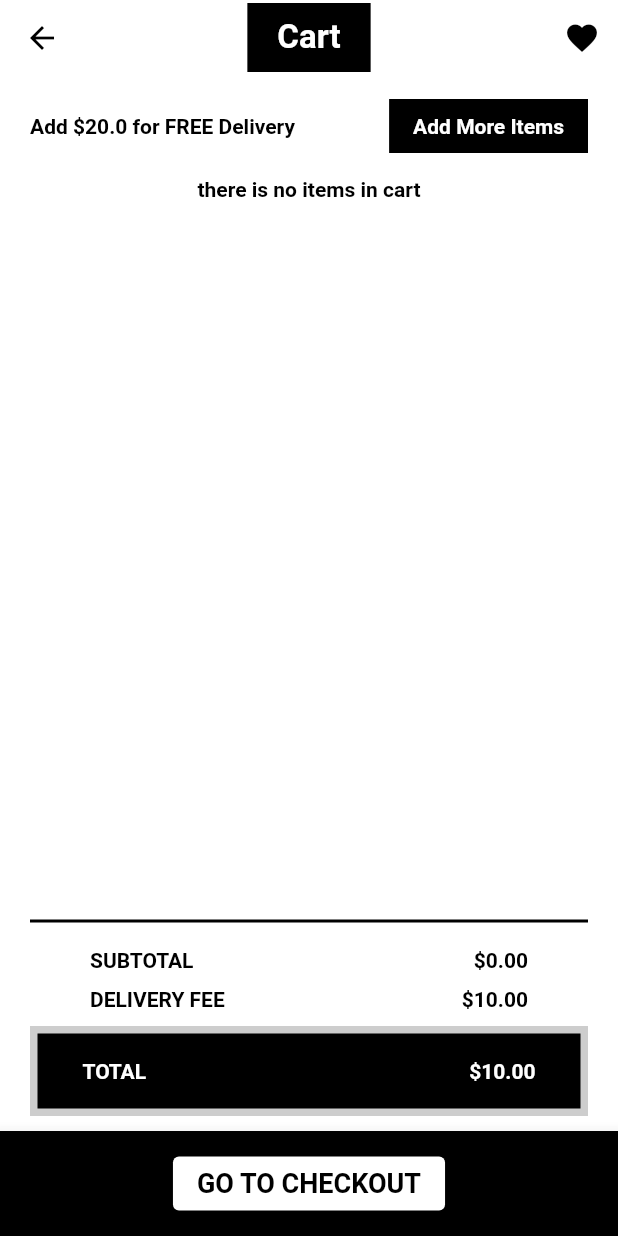
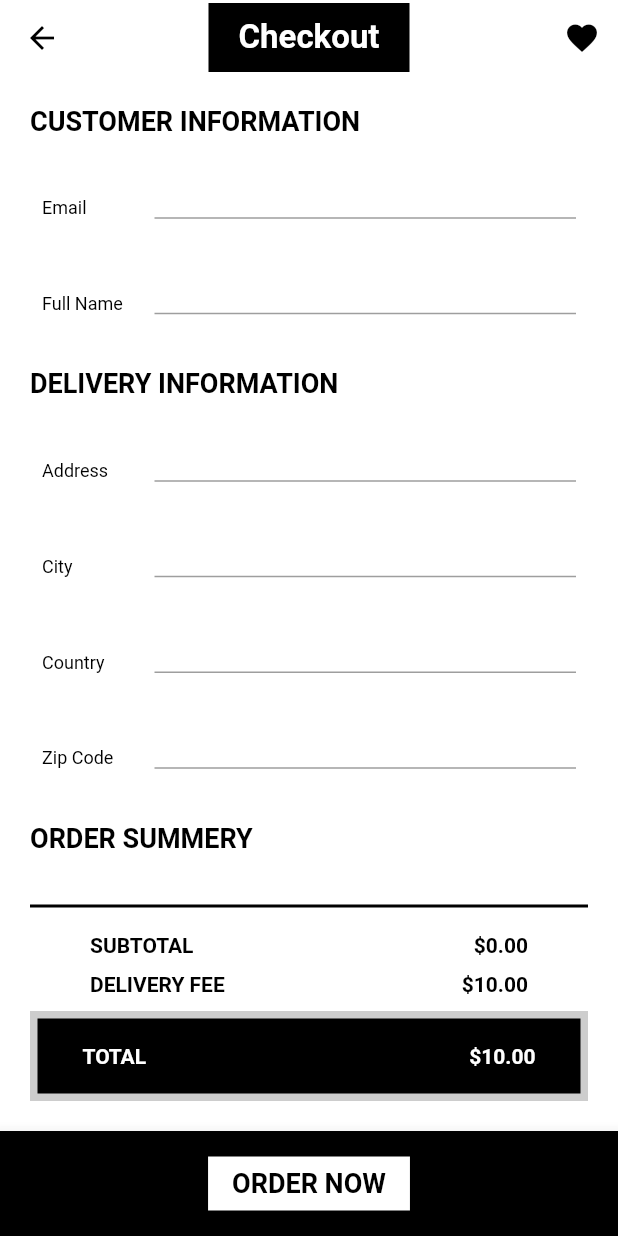
Before and after one commit to ahmed-hady-dev/e_commerce, a Flutter app: the screen it shows after launch, item 2 of the bottom bar chosen, after a tap on "GO TO CHECKOUT", on a phone screen of 412 x 824 dp. Run offline on Flutter 3.47's test engine with Material 2 defaults, Android fonts, the phone set to English and light mode, and no system bars; our stand-ins replace bloc, carousel_slider, cloud_firestore, dio, easy_localization, equatable and 3 more; accounts and stored records are empty.

Commit message:
#13 checkout screen ui finished

```diff
--- a/lib/blocs/cart/cart_bloc.dart
+++ b/lib/blocs/cart/cart_bloc.dart
@@ -1,3 +1,5 @@
+// ignore_for_file: depend_on_referenced_packages
+
 import 'dart:async';
 
 import 'package:flutter_bloc/flutter_bloc.dart';
--- a/lib/core/theme/theme.dart
+++ b/lib/core/theme/theme.dart
@@ -55,28 +55,28 @@ ThemeData lightTheme(BuildContext context) {
           ),
         ),
     primaryTextTheme: ThemeData.light().textTheme.apply(),
-    inputDecorationTheme: InputDecorationTheme(
-      focusColor: Colors.cyan,
-      filled: true,
-      fillColor: Colors.white,
-      contentPadding: const EdgeInsets.all(8),
-      border: OutlineInputBorder(
-        borderSide: const BorderSide(color: Colors.transparent),
-        borderRadius: BorderRadius.circular(18),
-      ),
-      enabledBorder: OutlineInputBorder(
-        borderSide: const BorderSide(color: Colors.transparent),
-        borderRadius: BorderRadius.circular(18),
-      ),
-      focusedBorder: OutlineInputBorder(
-        borderSide: const BorderSide(color: Colors.transparent),
-        borderRadius: BorderRadius.circular(18),
-      ),
-      disabledBorder: OutlineInputBorder(
-        borderSide: const BorderSide(color: Colors.transparent),
-        borderRadius: BorderRadius.circular(18),
-      ),
-    ),
+    // inputDecorationTheme: InputDecorationTheme(
+    //   focusColor: Colors.cyan,
+    //   filled: true,
+    //   fillColor: Colors.white,
+    //   contentPadding: const EdgeInsets.all(8),
+    //   border: OutlineInputBorder(
+    //     borderSide: const BorderSide(color: Colors.transparent),
+    //     borderRadius: BorderRadius.circular(18),
+    //   ),
+    //   enabledBorder: OutlineInputBorder(
+    //     borderSide: const BorderSide(color: Colors.transparent),
+    //     borderRadius: BorderRadius.circular(18),
+    //   ),
+    //   focusedBorder: OutlineInputBorder(
+    //     borderSide: const BorderSide(color: Colors.transparent),
+    //     borderRadius: BorderRadius.circular(18),
+    //   ),
+    //   disabledBorder: OutlineInputBorder(
+    //     borderSide: const BorderSide(color: Colors.transparent),
+    //     borderRadius: BorderRadius.circular(18),
+    //   ),
+    // ),
     textSelectionTheme: const TextSelectionThemeData(
       cursorColor: Colors.black,
     ),
--- a/lib/screens/cart/cart_screen.dart
+++ b/lib/screens/cart/cart_screen.dart
@@ -1,4 +1,7 @@
 import 'package:e_commerce/blocs/cart/cart_bloc.dart';
+import 'package:e_commerce/core/router/router.dart';
+import 'package:e_commerce/widgets/order_summery.dart';
+import 'package:e_commerce/screens/checkout/checkout_screen.dart';
 import 'package:flutter/material.dart';
 import 'package:flutter_bloc/flutter_bloc.dart';
 
@@ -21,7 +24,7 @@ class CartScreen extends StatelessWidget {
                   children: <Widget>[
                     ElevatedButton(
                         style: ElevatedButton.styleFrom(primary: Colors.white),
-                        onPressed: () {},
+                        onPressed: () => MagicRouter.navigateTo(const CheckoutScreen()),
                         child: Text('GO TO CHECKOUT', style: Theme.of(context).textTheme.headline3))
                   ],
                 ))),
@@ -68,61 +71,7 @@ class CartScreen extends StatelessWidget {
                                 )),
                       ],
                     ),
-                    Column(
-                      children: <Widget>[
-                        const Divider(thickness: 2),
-                        Padding(
-                          padding: const EdgeInsets.symmetric(horizontal: 40.0, vertical: 10.0),
-                          child: Column(
-                            children: <Widget>[
-                              Row(
-                                mainAxisAlignment: MainAxisAlignment.spaceBetween,
-                                children: <Widget>[
-                                  Text('SUBTOTAL', style: Theme.of(context).textTheme.headline5),
-                                  Text('\$${state.cart.subtotalString}', style: Theme.of(context).textTheme.headline5),
-                                ],
-                              ),
-                              const SizedBox(height: 10),
-                              Row(
-                                mainAxisAlignment: MainAxisAlignment.spaceBetween,
-                                children: <Widget>[
-                                  Text('DELIVERY FEE', style: Theme.of(context).textTheme.headline5),
-                                  Text('\$${state.cart.deliveryFeeString}',
-                                      style: Theme.of(context).textTheme.headline5),
-                                ],
-                              ),
-                            ],
-                          ),
-                        ),
-                        Stack(
-                          children: [
-                            Container(
-                              width: MediaQuery.of(context).size.width,
-                              height: 60.0,
-                              decoration: BoxDecoration(color: Colors.black.withAlpha(50)),
-                              child: Container(
-                                width: MediaQuery.of(context).size.width,
-                                height: 50.0,
-                                margin: const EdgeInsets.all(5.0),
-                                decoration: const BoxDecoration(color: Colors.black),
-                                child: Padding(
-                                  padding: const EdgeInsets.symmetric(horizontal: 30.0),
-                                  child: Row(
-                                    mainAxisAlignment: MainAxisAlignment.spaceBetween,
-                                    children: <Widget>[
-                                      Text('TOTAL',
-                                          style: Theme.of(context).textTheme.headline5!.copyWith(color: Colors.white)),
-                                      Text('\$${state.cart.totalString}',
-                                          style: Theme.of(context).textTheme.headline5!.copyWith(color: Colors.white)),
-                                    ],
-                                  ),
-                                ),
-                              ),
-                            ),
-                          ],
-                        )
-                      ],
-                    ),
+                    const OrderSummery(),
                   ],
                 ),
               );
--- /dev/null
+++ b/lib/screens/checkout/checkout_screen.dart
@@ -0,0 +1,69 @@
+import 'package:e_commerce/screens/checkout/order_now_navbar.dart';
+import 'package:flutter/material.dart';
+
+import '../../widgets/custom_appbar.dart';
+import '../../widgets/custom_nav_bar.dart';
+import '../../widgets/order_summery.dart';
+
+class CheckoutScreen extends StatelessWidget {
+  const CheckoutScreen({Key? key}) : super(key: key);
+
+  @override
+  Widget build(BuildContext context) {
+    TextEditingController emailController = TextEditingController();
+    TextEditingController nameController = TextEditingController();
+    TextEditingController addressController = TextEditingController();
+    TextEditingController cityController = TextEditingController();
+    TextEditingController countryController = TextEditingController();
+    TextEditingController zipCodeController = TextEditingController();
+
+    return Scaffold(
+      appBar: CustomAppbar(text: 'Checkout'),
+      bottomNavigationBar: const OrderNowNavBar(),
+      body: Padding(
+        padding: const EdgeInsets.all(20),
+        child: Column(
+          mainAxisAlignment: MainAxisAlignment.spaceBetween,
+          crossAxisAlignment: CrossAxisAlignment.start,
+          children: <Widget>[
+            Text('CUSTOMER INFORMATION', style: Theme.of(context).textTheme.headline3),
+            _buildTextFormField(emailController, context, 'Email'),
+            _buildTextFormField(nameController, context, 'Full Name'),
+            Text('DELIVERY INFORMATION', style: Theme.of(context).textTheme.headline3),
+            _buildTextFormField(addressController, context, 'Address'),
+            _buildTextFormField(cityController, context, 'City'),
+            _buildTextFormField(countryController, context, 'Country'),
+            _buildTextFormField(zipCodeController, context, 'Zip Code'),
+            Text('ORDER SUMMERY', style: Theme.of(context).textTheme.headline3),
+            const OrderSummery(),
+          ],
+        ),
+      ),
+    );
+  }
+
+  Padding _buildTextFormField(TextEditingController controller, BuildContext context, String labelText) {
+    return Padding(
+      padding: const EdgeInsets.all(8),
+      child: Row(
+        children: <Widget>[
+          SizedBox(
+            width: 75,
+            child: Text(labelText, style: Theme.of(context).textTheme.bodyText1),
+          ),
+          Expanded(
+              child: TextFormField(
+            controller: controller,
+            decoration: const InputDecoration(
+              isDense: true,
+              contentPadding: EdgeInsets.only(left: 10.0),
+              focusedBorder: UnderlineInputBorder(
+                borderSide: BorderSide(color: Colors.black),
+              ),
+            ),
+          ))
+        ],
+      ),
+    );
+  }
+}
--- /dev/null
+++ b/lib/screens/checkout/order_now_navbar.dart
@@ -0,0 +1,81 @@
+import 'package:flutter/material.dart';
+
+class OrderNowNavBar extends StatelessWidget {
+  const OrderNowNavBar({
+    Key? key,
+  }) : super(key: key);
+
+  @override
+  Widget build(BuildContext context) {
+    return BottomAppBar(
+      color: Colors.black,
+      child: Container(
+          height: 70,
+          child: Row(
+            mainAxisAlignment: MainAxisAlignment.spaceEvenly,
+            crossAxisAlignment: CrossAxisAlignment.center,
+            children: <Widget>[
+              ElevatedButton(
+                onPressed: () {},
+                style: ElevatedButton.styleFrom(primary: Colors.white, shape: const RoundedRectangleBorder()),
+                child: Text('ORDER NOW', style: Theme.of(context).textTheme.headline3),
+              ),
+            ],
+          )),
+    );
+    // return Row(
+    //   mainAxisAlignment: MainAxisAlignment.spaceEvenly,
+    //   crossAxisAlignment: CrossAxisAlignment.center,
+    //   children: [
+    //     Container(
+    //       child: Text(
+    //         'Pay with Credit Card',
+    //         style: Theme.of(context).textTheme.headline4!.copyWith(color: Colors.white),
+    //       ),
+    //     )
+    //     // BlocBuilder<CheckoutBloc, CheckoutState>(
+    //     //   builder: (context, state) {
+    //     //     if (state is CheckoutLoading) {
+    //     //       return Center(child: CircularProgressIndicator(color: Colors.white));
+    //     //     }
+    //     //     if (state is CheckoutLoaded) {
+    //     //       if (state.paymentMethod == PaymentMethod.credit_card) {
+    //     //         return Container(
+    //     //           child: Text(
+    //     //             'Pay with Credit Card',
+    //     //             style: Theme.of(context).textTheme.headline4!.copyWith(color: Colors.white),
+    //     //           ),
+    //     //         );
+    //     //       }
+    //     //       if (Platform.isAndroid && state.paymentMethod == PaymentMethod.google_pay) {
+    //     //         return GooglePay(
+    //     //           products: state.products!,
+    //     //           total: state.total!,
+    //     //         );
+    //     //       }
+    //     //       if (Platform.isIOS && state.paymentMethod == PaymentMethod.apple_pay) {
+    //     //         return ApplePay(
+    //     //           products: state.products!,
+    //     //           total: state.total!,
+    //     //         );
+    //     //       } else {
+    //     //         return ElevatedButton(
+    //     //           onPressed: () {
+    //     //             Navigator.pushNamed(context, '/payment-selection');
+    //     //           },
+    //     //           style: ElevatedButton.styleFrom(primary: Colors.white),
+    //     //           child: Text(
+    //     //             'CHOOSE PAYMENT',
+    //     //             style: Theme.of(context).textTheme.headline3,
+    //     //           ),
+    //     //         );
+    //     //       }
+    //     //     } else {
+    //     //       return Text('Something went wrong');
+    //     //     }
+    //     //   },
+    //     // ),
+    //   ],
+    // );
+  }
+}
--- /dev/null
+++ b/lib/widgets/order_summery.dart
@@ -0,0 +1,74 @@
+import 'package:e_commerce/blocs/cart/cart_bloc.dart';
+import 'package:flutter/material.dart';
+import 'package:flutter_bloc/flutter_bloc.dart';
+
+class OrderSummery extends StatelessWidget {
+  const OrderSummery({
+    Key? key,
+  }) : super(key: key);
+
+  @override
+  Widget build(BuildContext context) {
+    return BlocBuilder<CartBloc, CartState>(
+      builder: (context, state) {
+        if (state is CartLoaded) {
+          return Column(
+            children: <Widget>[
+              const Divider(thickness: 2),
+              Padding(
+                padding: const EdgeInsets.symmetric(horizontal: 40.0, vertical: 10.0),
+                child: Column(
+                  children: <Widget>[
+                    Row(
+                      mainAxisAlignment: MainAxisAlignment.spaceBetween,
+                      children: <Widget>[
+                        Text('SUBTOTAL', style: Theme.of(context).textTheme.headline5),
+                        Text('\$${state.cart.subtotalString}', style: Theme.of(context).textTheme.headline5),
+                      ],
+                    ),
+                    const SizedBox(height: 10),
+                    Row(
+                      mainAxisAlignment: MainAxisAlignment.spaceBetween,
+                      children: <Widget>[
+                        Text('DELIVERY FEE', style: Theme.of(context).textTheme.headline5),
+                        Text('\$${state.cart.deliveryFeeString}', style: Theme.of(context).textTheme.headline5),
+                      ],
+                    ),
+                  ],
+                ),
+              ),
+              Stack(
+                children: [
+                  Container(
+                    width: MediaQuery.of(context).size.width,
+                    height: 60.0,
+                    decoration: BoxDecoration(color: Colors.black.withAlpha(50)),
+                    child: Container(
+                      width: MediaQuery.of(context).size.width,
+                      height: 50.0,
+                      margin: const EdgeInsets.all(5.0),
+                      decoration: const BoxDecoration(color: Colors.black),
+                      child: Padding(
+                        padding: const EdgeInsets.symmetric(horizontal: 30.0),
+                        child: Row(
+                          mainAxisAlignment: MainAxisAlignment.spaceBetween,
+                          children: <Widget>[
+                            Text('TOTAL', style: Theme.of(context).textTheme.headline5!.copyWith(color: Colors.white)),
+                            Text('\$${state.cart.totalString}',
+                                style: Theme.of(context).textTheme.headline5!.copyWith(color: Colors.white)),
+                          ],
+                        ),
+                      ),
+                    ),
+                  ),
+                ],
+              )
+            ],
+          );
+        } else {
+          return const Text('Something went wrong', style: TextStyle());
+        }
+      },
+    );
+  }
+}
```
